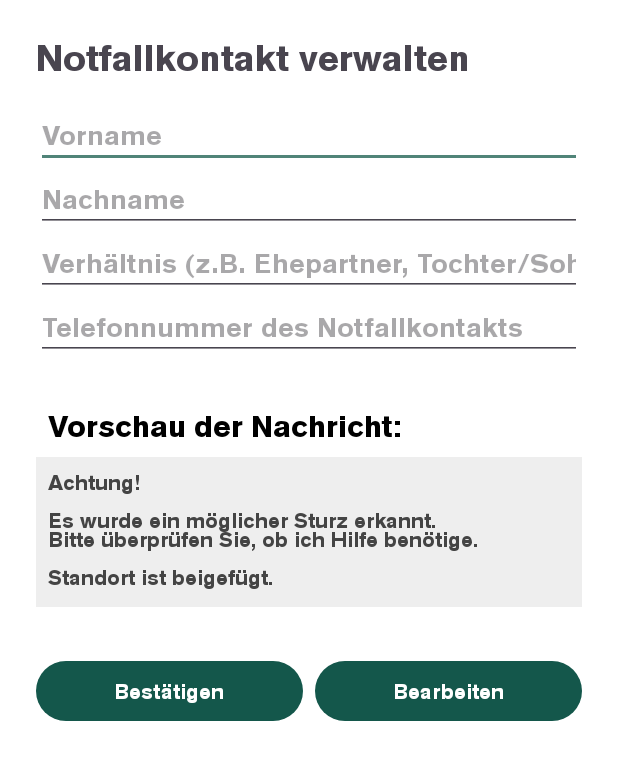
After one commit to magdaa13/TagesBluete, an Android app: the Notfallkontakt screen opened directly, with no data from a screen before it, on a phone screen of 412 x 824 dp. The commit adds this screen. Shown: the top 760 px of the screen. Run offline under Robolectric (Android 15) with nearby library versions, the phone set to English and light mode, and no system bars.

Commit message:
Notfallkontakt verwalten, Hintergrundüberwachung für Sturzerkennung activity_sturzerkennung.xml bearbeiten

```diff
--- a/app/src/main/java/at/fhj/tagesbluete/MainActivity.java
+++ b/app/src/main/java/at/fhj/tagesbluete/MainActivity.java
@@ -1,5 +1,6 @@
 package at.fhj.tagesbluete;
 
+import android.content.Context;
 import android.content.Intent;
 import android.os.Bundle;
 import android.view.View;
@@ -7,6 +8,7 @@ import android.widget.Button;
 
 import androidx.activity.EdgeToEdge;
 import androidx.appcompat.app.AppCompatActivity;
+import androidx.core.content.ContextCompat;
 import androidx.core.graphics.Insets;
 import androidx.core.view.ViewCompat;
 import androidx.core.view.WindowInsetsCompat;
@@ -23,6 +25,9 @@ public class MainActivity extends AppCompatActivity {
             v.setPadding(systemBars.left, systemBars.top, systemBars.right, systemBars.bottom);
             return insets;
         });
+
+        Intent serviceIntent = new Intent(this, SensorService.class);
+        ContextCompat.startForegroundService(this,serviceIntent);
 
         Button buttonLogin = findViewById(R.id.loginBestätigenButton);
         Button buttonRegistrieren = findViewById(R.id.registerButton);
--- /dev/null
+++ b/app/src/main/java/at/fhj/tagesbluete/Notfallkontakt.java
@@ -0,0 +1,105 @@
+package at.fhj.tagesbluete;
+
+import android.content.SharedPreferences;
+import android.os.Bundle;
+import android.widget.EditText;
+import android.widget.TextView;
+import android.widget.Toast;
+
+import androidx.activity.EdgeToEdge;
+import androidx.appcompat.app.AppCompatActivity;
+
+
+public class Notfallkontakt extends AppCompatActivity {
+
+    public EditText etVorname;
+    public EditText etNachname;
+    public EditText etVerhaeltnis;
+    public EditText etTelefonnummer;
+    public TextView tvNachrichtVorschau;
+    public SharedPreferences prefs;
+
+
+    @Override
+    protected void onCreate(Bundle savedInstanceState) {
+        super.onCreate(savedInstanceState);
+        EdgeToEdge.enable(this);
+        setContentView(R.layout.activity_notfallkontakt_verwalten);
+
+        etVorname = findViewById(R.id.etVorname);
+        etNachname = findViewById(R.id.etNachname);
+        etVerhaeltnis = findViewById(R.id.etVerhaeltnis);
+        etTelefonnummer = findViewById(R.id.etTelefonnummer);
+        tvNachrichtVorschau = findViewById(R.id.tvNachrichtVorschau);
+        prefs = getSharedPreferences("NotfallPrefs",MODE_PRIVATE);
+
+        ladeKontakt();
+
+        findViewById(R.id.btnSpeichern).setOnClickListener(v -> {
+            etVorname.setEnabled(true);
+            etNachname.setEnabled(true);
+            etVerhaeltnis.setEnabled(true);
+            etTelefonnummer.setEnabled(true);
+
+            speichereKontakt();
+        });
+        findViewById(R.id.btnBearbeiten).setOnClickListener(v -> {
+            etVorname.setEnabled(true);
+            etNachname.setEnabled(true);
+            etVerhaeltnis.setEnabled(true);
+            etTelefonnummer.setEnabled(true);
+        });
+
+    }
+    public void ladeKontakt(){
+        String vorname = prefs.getString("vorname", "");
+        String nachname = prefs.getString("nachname", "");
+        String verhaeltnis = prefs.getString("verhaeltnis", "");
+        String nummer = prefs.getString("nummer", "");
+
+        etVorname.setText(vorname);
+        etNachname.setText(nachname);
+        etVerhaeltnis.setText(verhaeltnis);
+        etTelefonnummer.setText(nummer);
+
+        aktualisiereNachrichtVorschau();
+
+        boolean kontaktGespeichert = !vorname.isEmpty() || !nachname.isEmpty() || !verhaeltnis.isEmpty() || !nummer.isEmpty();
+
+        etVorname.setEnabled(!kontaktGespeichert);
+        etNachname.setEnabled(!kontaktGespeichert);
+        etVerhaeltnis.setEnabled(!kontaktGespeichert);
+        etTelefonnummer.setEnabled(!kontaktGespeichert);
+
+        if (!kontaktGespeichert) {
+            Toast.makeText(this, "Bitte trage deinen Notfallkontakt ein.", Toast.LENGTH_LONG).show();
+        }
+    }
+    public void speichereKontakt(){
+        SharedPreferences.Editor editor = prefs.edit();
+        editor.putString("vorname", etVorname.getText().toString());
+        editor.putString("nachname", etNachname.getText().toString());
+        editor.putString("verhaeltnis", etVerhaeltnis.getText().toString());
+        editor.putString("nummer", etTelefonnummer.getText().toString());
+        editor.apply();
+
+        aktualisiereNachrichtVorschau();
+
+        // Felder sperren
+        etVorname.setEnabled(false);
+        etNachname.setEnabled(false);
+        etVerhaeltnis.setEnabled(false);
+        etTelefonnummer.setEnabled(false);
+
+        Toast.makeText(this,"Kontakt wurde gespeichert!", Toast.LENGTH_SHORT).show();
+    }
+
+    public void aktualisiereNachrichtVorschau(){
+        String nachricht = "Achtung!\n\n" +
+                "Es wurde ein möglicher Sturz erkannt.\n" +
+                "Bitte überprüfen Sie, ob ich Hilfe benötige.\n\n" +
+                "Standort ist beigefügt.";
+
+        tvNachrichtVorschau.setText(nachricht);
+    }
+}
--- a/app/src/main/java/at/fhj/tagesbluete/StartUebersicht.java
+++ b/app/src/main/java/at/fhj/tagesbluete/StartUebersicht.java
@@ -2,7 +2,6 @@ package at.fhj.tagesbluete;
 
 import android.content.Intent;
 import android.os.Bundle;
-import android.view.View;
 import android.widget.Button;
 import android.widget.TextView;
 
@@ -33,7 +32,7 @@ public class StartUebersicht extends AppCompatActivity {
 
         Button buttonNotfallkontakt = findViewById(R.id.buttonNotfallkontakte);
         buttonNotfallkontakt.setOnClickListener(v -> {
-            startActivity(new Intent(StartUebersicht.this, NotfallkontaktVerwalten.class));
+            startActivity(new Intent(StartUebersicht.this, Notfallkontakt.class));
         });
 
 
--- a/app/src/main/res/layout/activity_notfallkontakt_verwalten.xml
+++ b/app/src/main/res/layout/activity_notfallkontakt_verwalten.xml
@@ -1,10 +1,95 @@
 <?xml version="1.0" encoding="utf-8"?>
-<androidx.constraintlayout.widget.ConstraintLayout xmlns:android="http://schemas.android.com/apk/res/android"
-    xmlns:app="http://schemas.android.com/apk/res-auto"
-    xmlns:tools="http://schemas.android.com/tools"
-    android:id="@+id/main"
+<ScrollView xmlns:android="http://schemas.android.com/apk/res/android"
     android:layout_width="match_parent"
     android:layout_height="match_parent"
-    tools:context=".NotfallkontaktVerwalten">
+    android:padding="24dp"
+    android:background="#FFFFFF">
 
-</androidx.constraintlayout.widget.ConstraintLayout>
+    <LinearLayout
+        android:orientation="vertical"
+        android:layout_width="match_parent"
+        android:layout_height="wrap_content">
+
+        <TextView
+            android:text="@string/notfallkontakt_verwalten"
+            android:textSize="24sp"
+            android:textStyle="bold"
+            android:layout_marginBottom="16dp"
+            android:layout_width="wrap_content"
+            android:layout_height="wrap_content" />
+
+        <EditText
+            android:id="@+id/etVorname"
+            android:hint="@string/vorname"
+            android:inputType="textPersonName"
+            android:layout_width="match_parent"
+            android:layout_height="wrap_content"/>
+
+        <EditText
+            android:id="@+id/etNachname"
+            android:hint="@string/nachname"
+            android:inputType="textPersonName"
+            android:layout_width="match_parent"
+            android:layout_height="wrap_content"/>
+
+        <EditText
+            android:id="@+id/etVerhaeltnis"
+            android:hint="@string/verh_ltnis_z_b_ehepartner_tochter"
+            android:inputType="text"
+            android:layout_width="match_parent"
+            android:layout_height="wrap_content"/>
+
+        <EditText
+            android:id="@+id/etTelefonnummer"
+            android:hint="@string/telefonnummer"
+            android:inputType="phone"
+            android:layout_width="match_parent"
+            android:layout_height="wrap_content"/>
+
+        <TextView
+            android:text="@string/vorschau_der_nachricht"
+            android:textSize="20sp"
+            android:textStyle="bold"
+            android:textColor="@color/black"
+            android:layout_marginTop="24dp"
+            android:layout_width="match_parent"
+            android:layout_height="wrap_content"
+            android:padding="8dp"
+            android:background="@color/white"
+             />
+
+        <TextView
+            android:id="@+id/tvNachrichtVorschau"
+            android:layout_width="match_parent"
+            android:layout_height="wrap_content"
+            android:textColor="#444444"
+            android:padding="8dp"
+            android:background="#EEEEEE"
+            android:minHeight="100dp"
+            android:layout_marginBottom="24dp" />
+
+        <LinearLayout
+            android:orientation="horizontal"
+            android:layout_width="match_parent"
+            android:layout_height="wrap_content"
+            android:gravity="center"
+            android:layout_marginTop="8dp"
+            android:weightSum="2">
+
+            <Button
+                android:id="@+id/btnSpeichern"
+                android:text="@string/bestätigen"
+                android:layout_weight="1"
+                android:layout_width="0dp"
+                android:layout_height="wrap_content"
+                android:layout_marginEnd="8dp"/>
+
+            <Button
+                android:id="@+id/btnBearbeiten"
+                android:text="@string/bearbeiten"
+                android:layout_weight="1"
+                android:layout_width="0dp"
+                android:layout_height="wrap_content"/>
+        </LinearLayout>
+    </LinearLayout>
+</ScrollView>
--- a/app/src/main/res/values/strings.xml
+++ b/app/src/main/res/values/strings.xml
@@ -25,6 +25,15 @@
     <string name="buttonAufgabeBearbeiten">Aufgabe bearbeiten</string>
     <string name="buttonAufgabeLöschen">Aufgabe löschen</string>
     <string name="erledigt">Erledigt</string>
+    <string name="notfallkontakt_verwalten">Notfallkontakt verwalten</string>
+    <string name="vorname">Vorname</string>
+    <string name="nachname">Nachname</string>
+    <string name="verh_ltnis_z_b_ehepartner_tochter">Verhältnis (z.B. Ehepartner, Tochter/Sohn)</string>
+    <string name="telefonnummer">Telefonnummer des Notfallkontakts</string>
+    <string name="vorschau_der_nachricht">Vorschau der Nachricht:</string>
+    <string name="bearbeiten">Bearbeiten</string>
+    <string name="alarm_abbrechen">ALARM ABBRECHEN</string>
+    <string name="Sturznachricht_wird_gesendet">STURZ ERKANNT\nSMS wird in 30 Sekunden an Notfallkontakt gesendet!</string>
     <string-array name="wiederholungsoption"><item>Einmalig</item><item>Täglich</item><item>Wöchentlich</item>
     </string-array>
 </resources>
```
Also changed, not shown: app/src/main/AndroidManifest.xml (+14 -4 lines), app/src/main/java/at/fhj/tagesbluete/BootReceiver.java (added, +16 -0 lines), app/src/main/java/at/fhj/tagesbluete/NotfallkontaktVerwalten.java (deleted, +0 -24 lines), app/src/main/java/at/fhj/tagesbluete/SensorService.java (+52 -6 lines), app/src/main/java/at/fhj/tagesbluete/Sturzerkennung.java (+35 -23 lines), app/src/main/res/layout/activity_sturzerkennung.xml (+41 -8 lines), app/src/main/res/values/colors.xml (+7 -0 lines), app/src/main/res/drawable/alarm.png (added), app/src/main/res/drawable/warning.png (added).
